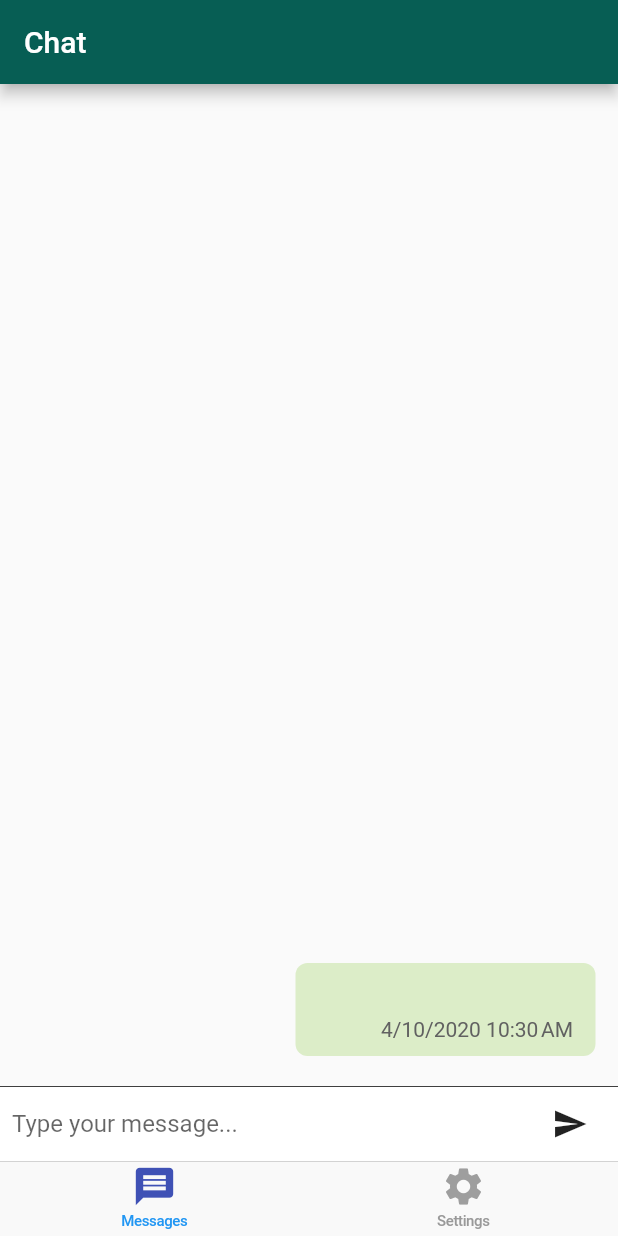
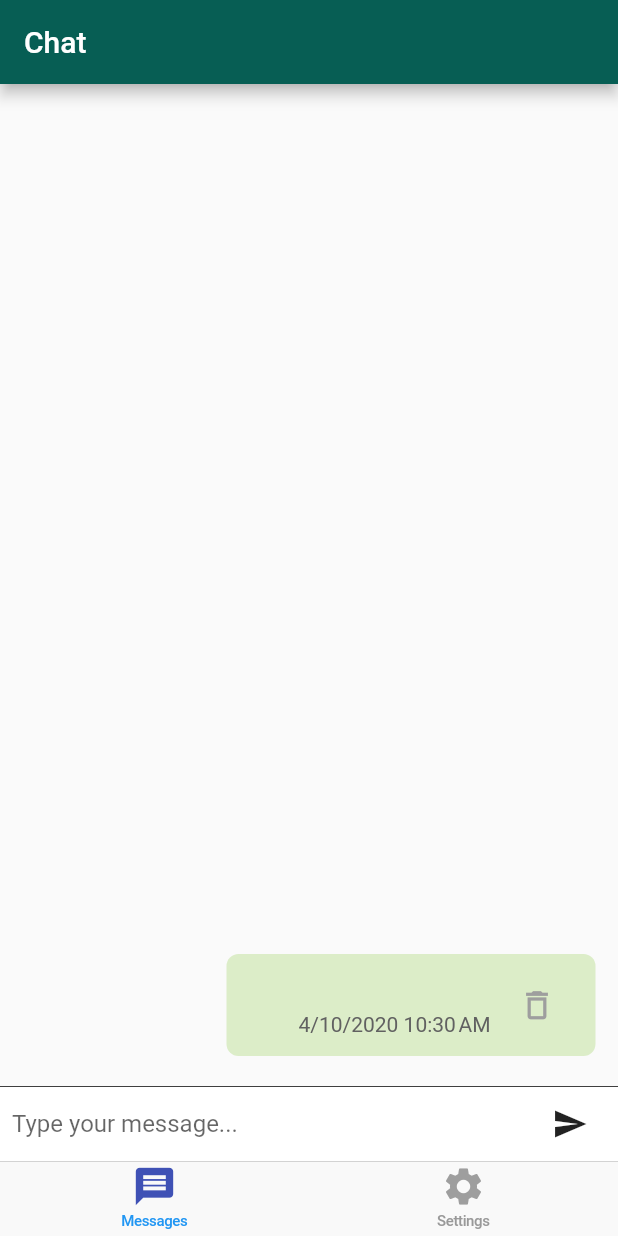
Before and after one commit to lohengliang/whatsapp, a Flutter app: the screen it shows once a user with an empty profile is signed in, after a tap on the "send" icon, on a phone screen of 412 x 824 dp. Run offline on Flutter 3.47's test engine with Material 2 defaults, Android fonts, the phone set to English and light mode, and no system bars; our stand-ins replace cloud_firestore, firebase_auth; accounts and stored records are empty.

Commit message:
Added delete functionality.

```diff
--- a/lib/messages_page.dart
+++ b/lib/messages_page.dart
@@ -64,6 +64,7 @@ class _MessagesPageState extends State<MessagesPage> {
   }
 
   Widget _buildLeftListItem(BuildContext context, Message message) {
+    double widthOfScreen = MediaQuery.of(context).size.width;
     return Row(children: <Widget>[
       Container(
         child: Column(children: <Widget>[
@@ -77,7 +78,7 @@ class _MessagesPageState extends State<MessagesPage> {
               child:
                   Text(message.content, style: TextStyle(color: Colors.black))),
           Container(
-              width: 200,
+              width: widthOfScreen / 2,
               child: Text(
                   DateFormat.yMd()
                       .add_jm()
@@ -86,7 +87,7 @@ class _MessagesPageState extends State<MessagesPage> {
                   textAlign: TextAlign.right))
         ], crossAxisAlignment: CrossAxisAlignment.start),
         padding: EdgeInsets.fromLTRB(15.0, 10.0, 15.0, 10.0),
-        width: 200.0,
+        width: widthOfScreen / 2,
         decoration: BoxDecoration(
             color: Colors.grey[100], borderRadius: BorderRadius.circular(8.0)),
         margin: EdgeInsets.only(bottom: 10.0, right: 10.0),
@@ -95,17 +96,19 @@ class _MessagesPageState extends State<MessagesPage> {
   }
 
   Widget _buildRightListItem(BuildContext context, Message message) {
+    double widthOfScreen = MediaQuery.of(context).size.width;
     return Container(
       child: Column(children: <Widget>[
         Row(children: <Widget>[
           Container(
-            child: Column(children: <Widget>[
+            child: Row(children: <Widget>[
+              Column(children: <Widget>[
                 Padding(
                     padding: const EdgeInsets.only(bottom: 10),
                     child: Text(message.content,
                         style: TextStyle(color: Colors.black))),
                 Container(
-                  width: 200,
+                    width: widthOfScreen / 2 - 45,
                     child: Text(
                         DateFormat.yMd()
                             .add_jm()
@@ -113,13 +116,22 @@ class _MessagesPageState extends State<MessagesPage> {
                         style: TextStyle(color: Colors.grey[700]),
                         textAlign: TextAlign.right))
               ], crossAxisAlignment: CrossAxisAlignment.start),
+              Container(
+                  child: new IconButton(
+                    color: Colors.grey,
+                    iconSize: 25,
+                    icon: new Icon(Icons.delete_outline),
+                    onPressed: () => _deleteMessage(context, message.id),
+                  ),
+                  decoration: BoxDecoration(color: Colors.transparent))
+            ], mainAxisAlignment: MainAxisAlignment.spaceBetween),
             padding: EdgeInsets.fromLTRB(15.0, 10.0, 15.0, 10.0),
-            width: 200.0,
+            width: widthOfScreen / 2 + 40,
             decoration: BoxDecoration(
                 color: Colors.lightGreen[100],
                 borderRadius: BorderRadius.circular(8.0)),
             margin: EdgeInsets.only(bottom: 10.0, left: 10.0),
-          )
+          ),
         ], mainAxisAlignment: MainAxisAlignment.end)
       ]),
     );
@@ -177,4 +189,11 @@ class _MessagesPageState extends State<MessagesPage> {
     listScrollController.animateTo(0.0,
         duration: Duration(milliseconds: 300), curve: Curves.easeOut);
   }
+
+  Future<void> _deleteMessage(BuildContext context, String id) async {
+    final database = Provider.of<FirebaseDatabase>(context, listen: false);
+    await database.removeMessage(id);
+    listScrollController.animateTo(0.0,
+        duration: Duration(milliseconds: 300), curve: Curves.easeOut);
   }
+}
```
Lines whose indentation alone changed are shown as unchanged.
